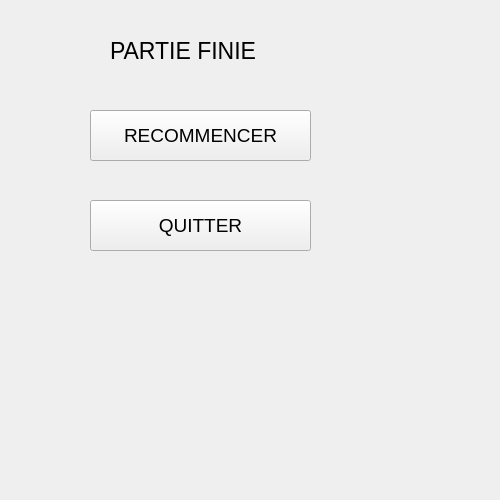
First picture: the form in Arkanoid/fenetrefinpartie.ui, repository Milieuuh/Arkanoid, before the edit.
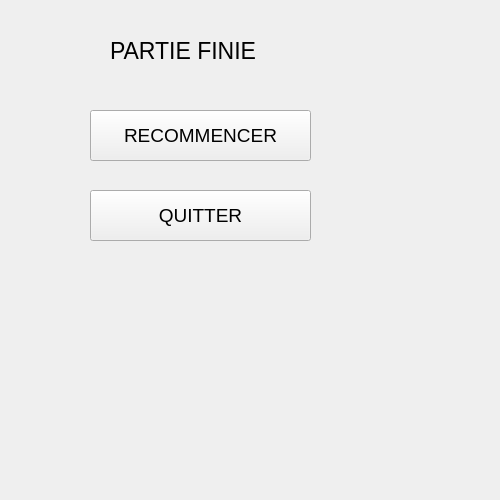
Second picture: the form after the edit.

Diff of the .ui file:
```diff
--- a/Arkanoid/fenetrefinpartie.ui
+++ b/Arkanoid/fenetrefinpartie.ui
@@ -18,8 +18,8 @@
   </property>
   <property name="maximumSize">
    <size>
-    <width>800</width>
-    <height>800</height>
+    <width>500</width>
+    <height>500</height>
    </size>
   </property>
   <property name="windowTitle">
@@ -65,7 +65,7 @@
    <property name="geometry">
     <rect>
      <x>90</x>
-     <y>200</y>
+     <y>190</y>
      <width>221</width>
      <height>51</height>
     </rect>
```
Left out of the diff: 23 changed lines with no effect on the pictures.
